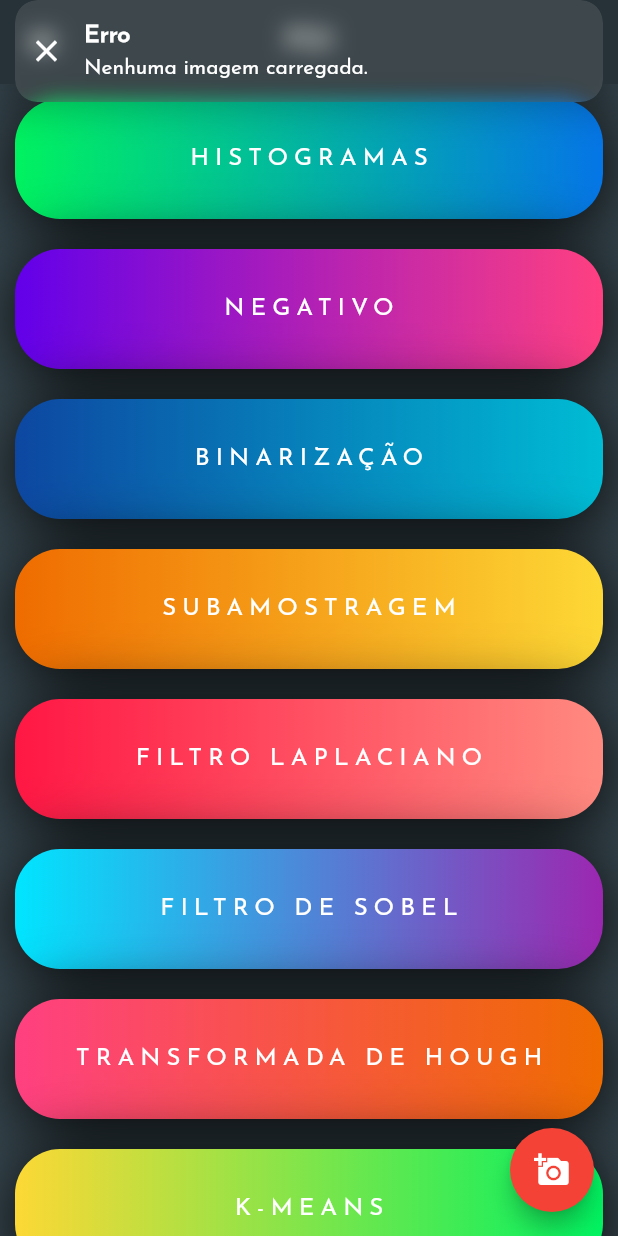
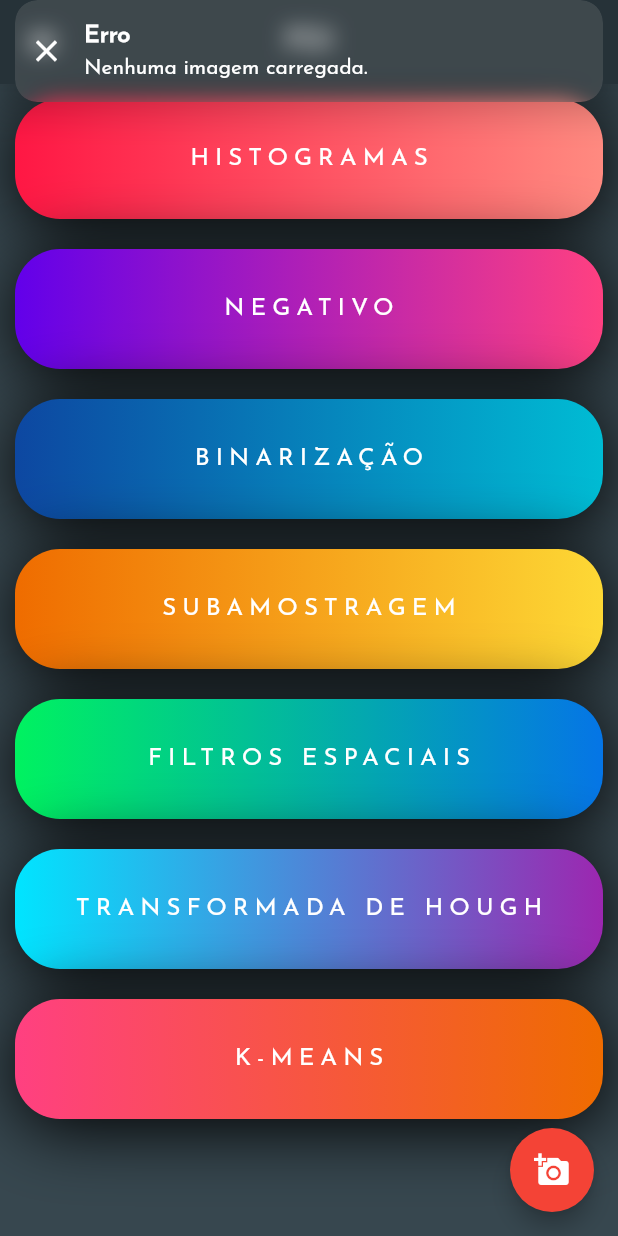
Before and after one commit to DouglassSpencer/processamento-digital-imagens-app, a Flutter app: the screen it shows after launch, after a tap on "HISTOGRAMAS", on a phone screen of 412 x 824 dp. Run offline on Flutter 3.47's test engine with Material 2 defaults, Android fonts, the light colour scheme and no system bars; drawn by our look-alikes of flutter_speed_dial; our stand-ins replace get, image_picker.

Commit message:
Botão URL no menu lateral

```diff
--- a/lib/home.dart
+++ b/lib/home.dart
@@ -13,10 +13,12 @@ class Home extends StatefulWidget {
   }
 }
 
-class HomeState extends State<Home> with TickerProviderStateMixin {
+class HomeState extends State<Home> {
+  //with TickerProviderStateMixin {
   var data;
   File _image;
   bool haveImage = false;
+  TextEditingController _urlController = new TextEditingController();
 
   //BUSCA A IMAGEM
   Future getImage(bool isCamera) async {
@@ -54,6 +56,10 @@ class HomeState extends State<Home> with TickerProviderStateMixin {
     super.initState();
   }
 
+  File getImageFile() {
+    return _image;
+  }
+
   //RETORNA UM BOTÃO PARA A LISTA DE BOTÕES DA HOMEPAGE
   Widget getListItems(
       int color, String algorithm, String title, BuildContext context) {
@@ -69,29 +75,117 @@ class HomeState extends State<Home> with TickerProviderStateMixin {
                   colorText: Colors.white);
             });
           } else {
-            //IMAGEM RECEBIDA DO SERVER
-            List<String> dataImage64 = await api.upload(_image, algorithm);
-
-            if (dataImage64.length == 0) {
+            _urlController = getUrl();
+            if(_urlController == null){
               setState(() {
-                Get.snackbar("Erro", "Não foi possível processar a imagem.",
+                Get.snackbar("Erro", "Nenhuma URL inserida.",
                     duration: Duration(seconds: 3),
                     icon: Icon(Icons.close, color: Colors.white),
                     isDismissible: true,
                     colorText: Colors.white);
               });
-            } else{
-              Get.to(algorithmPageStyle(
-                dataImage64, _image, title, algorithm));}
+            }else{
+            //PARA TODOS OS ALGORITMOS MENOS SOBEL E LAPLACE
+            if (algorithm != "spatial") {
+              //IMAGEM RECEBIDA DO SERVER
+              List<String> dataImage64 = await api.upload(_image, algorithm, _urlController.text);
+
+              if (dataImage64.length == 0) {
+                setState(() {
+                  Get.snackbar("Erro", "Não foi possível processar a imagem.",
+                      duration: Duration(seconds: 3),
+                      icon: Icon(Icons.close, color: Colors.white),
+                      isDismissible: true,
+                      colorText: Colors.white);
+                });
+              } else {
+                Get.to(
+                    algorithmPageStyle(dataImage64, _image, title, algorithm));
+              }
+            } else{ //PARA OS FILTROS ESPACIAIS
+              Get.to(Scaffold(//PAGINA ANTES DOS DA APLICACAO DOS FILTROS
+                backgroundColor: Color(0xFF37474F),
+                appBar: new AppBar(
+                  elevation: 10.0,
+                  centerTitle: true,
+                  backgroundColor: Color(0xFF283593),
+                  title: new Text(
+                    "Filtros Espaciais".toUpperCase(),
+                    style: TextStyle(color: Colors.white),
+                  ),
+                ),
+                body: Builder(
+                    builder: (context) => ListView(
+                          //lista de botoes
+                          children: <Widget>[
+                            Container(
+                              padding: EdgeInsets.all(16.0),
+                              child: Text(
+
+                                  "Os filtros espaciais compõe um tipo de operação dentre várias  possíveis nas imagens. Para calcular cada valor de pixel de saída, estes filtros realizam uma operação entre um conjunto de pixels da imagem de entrada. Os filtros espaciais geralmente são classificados como lineares e não-lineares, nos quais o primeiro realiza operações de convolução e o segundo utiliza operadores estatísticos. O conjunto de pixels no qual a operação de filtragem é feita são aqueles que estão inclusos em uma máscara, geralmente de tamanho quadrado, e que desliza sobre a imagem para cada novo valor de saída. Os filtros lineares podem ser passa-alta, passa-baixa ou passa-faixa, no qual o primeiro resulta no realce de bordas e detalhes da imagem, o segundo na suavização do gradiente da imagem, e o terceiro é composto por uma sequência dos dois anteriores."
+                                  ,style: TextStyle(fontSize: 18.0,color: Colors.white,),
+                                  textAlign: TextAlign.justify),
+                            ),
+                            GestureDetector(
+                                child: mainButtonStyle(3, "Filtro Laplaciano"),
+                                onTap: () async {
+                                  //IMAGEM RECEBIDA DO SERVER
+                                  List<String> dataImage64 =
+                                      await api.upload(_image, "laplace", _urlController.text);
+
+                                  if (dataImage64.length == 0) {
+                                    setState(() {
+                                      Get.snackbar("Erro",
+                                          "Não foi possível processar a imagem.",
+                                          duration: Duration(seconds: 3),
+                                          icon: Icon(Icons.close,
+                                              color: Colors.white),
+                                          isDismissible: true,
+                                          colorText: Colors.white);
+                                    });
+                                  } else {
+                                    Get.to(algorithmPageStyle(
+                                        dataImage64,
+                                        _image,
+                                        "Filtro Laplaciano",
+                                        "laplace"));
+                                  }
+                                }),
+                            GestureDetector(
+                                child: mainButtonStyle(2, "Filtro Sobel"),
+                                onTap: () async {
+                                  //IMAGEM RECEBIDA DO SERVER
+                                  List<String> dataImage64 =
+                                      await api.upload(_image, "sobel", _urlController.text);
+
+                                  if (dataImage64.length == 0) {
+                                    Get.snackbar("Erro",
+                                        "Não foi possível processar a imagem.",
+                                        duration: Duration(seconds: 3),
+                                        icon: Icon(Icons.close,
+                                            color: Colors.white),
+                                        isDismissible: true,
+                                        colorText: Colors.white);
+                                  } else {
+                                    Get.to(algorithmPageStyle(dataImage64,
+                                        _image, "Filtro de Sobel", "sobel"));
+                                  }
+                                }),
+                          ],
+                        )),
+              ));}}
           }
         });
   }
+
+
 
   @override
   Widget build(BuildContext context) {
     return new Scaffold(
         backgroundColor: Color(0xFF37474F),
-        drawer: Drawer(//Menu lateral
+        drawer: Drawer(
+          //Menu lateral
           child: Container(
               color: Color(0xFF263238),
               child: ListView(
@@ -103,7 +197,8 @@ class HomeState extends State<Home> with TickerProviderStateMixin {
                       Icons.message,
                       color: Colors.white,
                     ),
-                    title: Text('Mensagens',
+                    title: Text(
+                      'Mensagens',
                       style: TextStyle(color: Colors.white, fontSize: 18.0),
                     ),
                   ),
@@ -113,8 +208,7 @@ class HomeState extends State<Home> with TickerProviderStateMixin {
                       color: Colors.white,
                     ),
                     title: Text('Perfil',
-                        style: TextStyle(color: Colors.white, fontSize: 18.0)
-                    ),
+                        style: TextStyle(color: Colors.white, fontSize: 18.0)),
                   ),
                   ListTile(
                     leading: Icon(
@@ -126,12 +220,24 @@ class HomeState extends State<Home> with TickerProviderStateMixin {
                   ),
                   ListTile(
                     leading: Icon(
+                      Icons.web,
+                      color: Colors.white,
+                    ),
+                    title: Text('URL',
+                        style: TextStyle(color: Colors.white, fontSize: 18.0)),
+                    onTap: () => {
+                      Get.to(urlPageStyle())
+                      },
+                  ),
+                  ListTile(
+                    leading: Icon(
                       Icons.info,
                       color: Colors.white,
                     ),
                     title: Text('Sobre',
                         style: TextStyle(color: Colors.white, fontSize: 18.0)),
                     onTap: () => Get.defaultDialog(
+                      title: "Sobre",
                       middleText:
                           "Esse é um trabalho apresentado à disciplina de Processamento Digital de Imagens pela PUC Minas. O objetivo é mostrar o resultado da aplicação de alguns métodos da disciplina em uma imagem.",
                     ),
@@ -139,7 +245,8 @@ class HomeState extends State<Home> with TickerProviderStateMixin {
                 ],
               )),
         ),
-        appBar: AppBar( //cabeçalho homepage
+        appBar: AppBar(
+          //cabeçalho homepage
           elevation: 10.0,
           centerTitle: true,
           backgroundColor: Color(0xFF263238),
@@ -149,16 +256,18 @@ class HomeState extends State<Home> with TickerProviderStateMixin {
           ),
         ),
         body: Builder(
-            builder: (context) => ListView(//lista de botoes
+            builder: (context) => ListView(
+                  //lista de botoes
                   children: <Widget>[
-                    getListItems(1, 'histogram', 'Histogramas', context),
+                    getListItems(5, 'histogram', 'Histogramas', context),
                     getListItems(2, 'negative', 'Negativo', context),
                     getListItems(3, 'bin', 'Binarização', context),
                     getListItems(4, 'subsampling', 'Subamostragem', context),
-                    getListItems(5, 'laplace', 'Filtro Laplaciano', context),
-                    getListItems(6, 'sobel', 'Filtro de Sobel', context),
-                    getListItems(7, 'hough', 'Transformada de Hough', context),
-                    getListItems(8, 'kmeans', 'K-Means', context),
+                    //getListItems(5, 'laplace', 'Filtro Laplaciano', context),
+                    getListItems(1, 'spatial', 'Filtros Espaciais', context),
+                    //getListItems(6, 'sobel', 'Filtro de Sobel', context),
+                    getListItems(6, 'hough', 'Transformada de Hough', context),
+                    getListItems(7, 'kmeans', 'K-Means', context),
                   ],
                 )),
 
```
